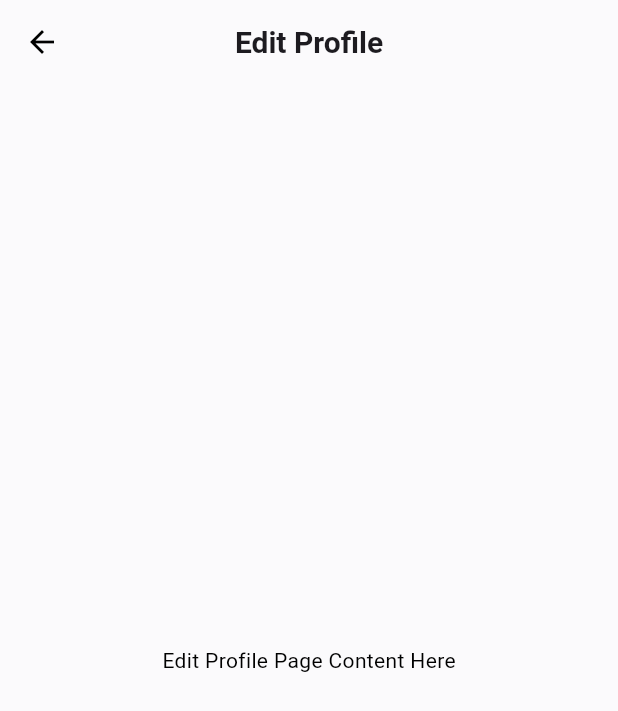
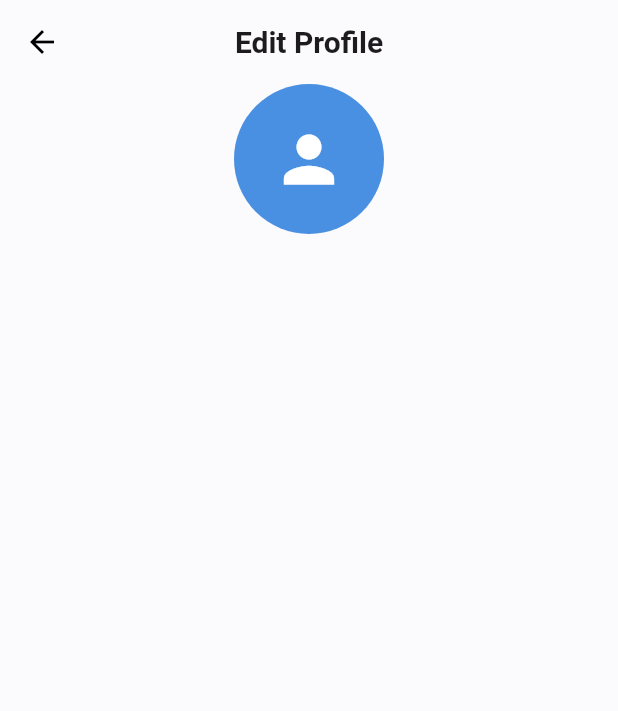
Before and after one commit to AliJriwat/Daar, a Flutter app: the EditProfilePage screen opened by its route, on a phone screen of 412 x 824 dp. Shown: the top 711 px of the screen. Run offline on Flutter 3.47's test engine with Material 3 defaults, Android fonts, the phone set to English and light mode, and no system bars; our stand-ins replace easy_localization, flutter_bloc, fpdart, get_it, supabase_flutter; accounts and stored records are empty.

```diff
--- a/lib/features/profile/presentation/pages/edit_profile/edit_profile_page.dart
+++ b/lib/features/profile/presentation/pages/edit_profile/edit_profile_page.dart
@@ -1,3 +1,4 @@
+import 'package:daar_project/app/theme/colors.dart';
 import 'package:flutter/material.dart';
 import 'package:easy_localization/easy_localization.dart';
 
@@ -11,8 +12,19 @@ class EditProfilePage extends StatelessWidget {
         title: Text('edit_profile'.tr()),
         centerTitle: true,
       ),
-      body: const Center(
-        child: Text("Edit Profile Page Content Here"),
+      body: Padding(
+          padding: EdgeInsets.symmetric(horizontal: 20),
+        child: Column(
+          children: [
+            Center(
+              child: CircleAvatar(
+                radius: 50,
+                backgroundColor: AppColors.primary,
+                child: Icon(Icons.person, size: 50, color: Colors.white),
+              ),
+            )
+          ],
+        ),
       ),
     );
   }
```
Also changed, not shown: lib/features/profile/presentation/widgets/edit_profile_widgets/widgets.dart (added, +14 -0 lines), lib/features/profile/presentation/widgets/profile_header.dart (+0 -24 lines).
